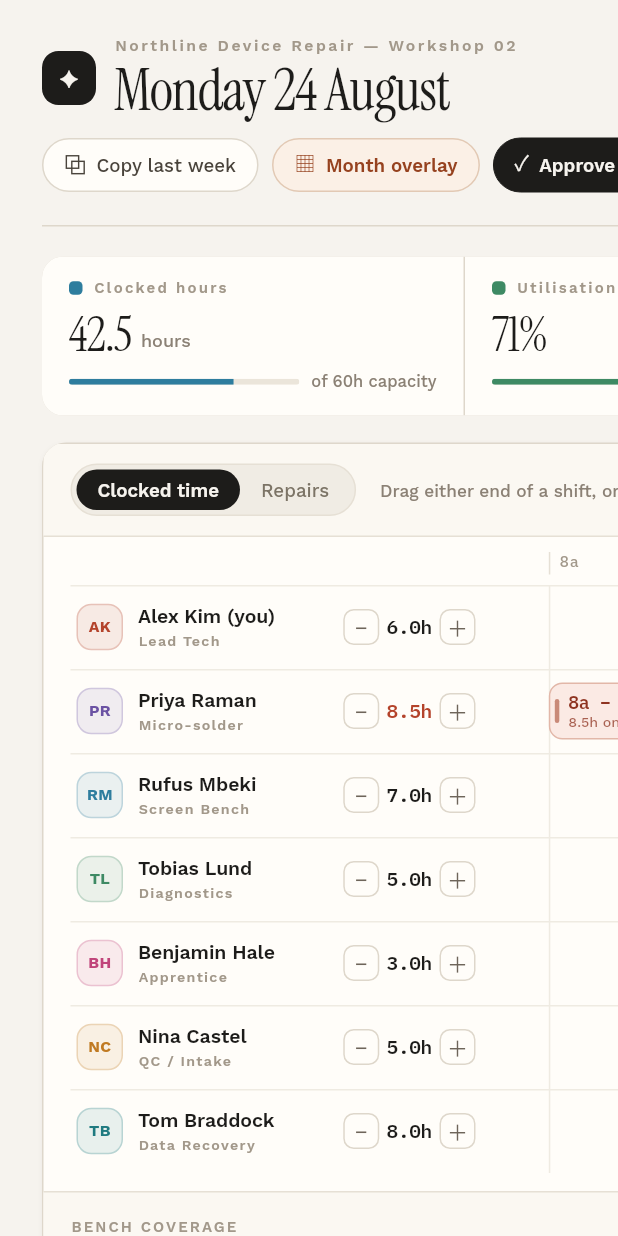
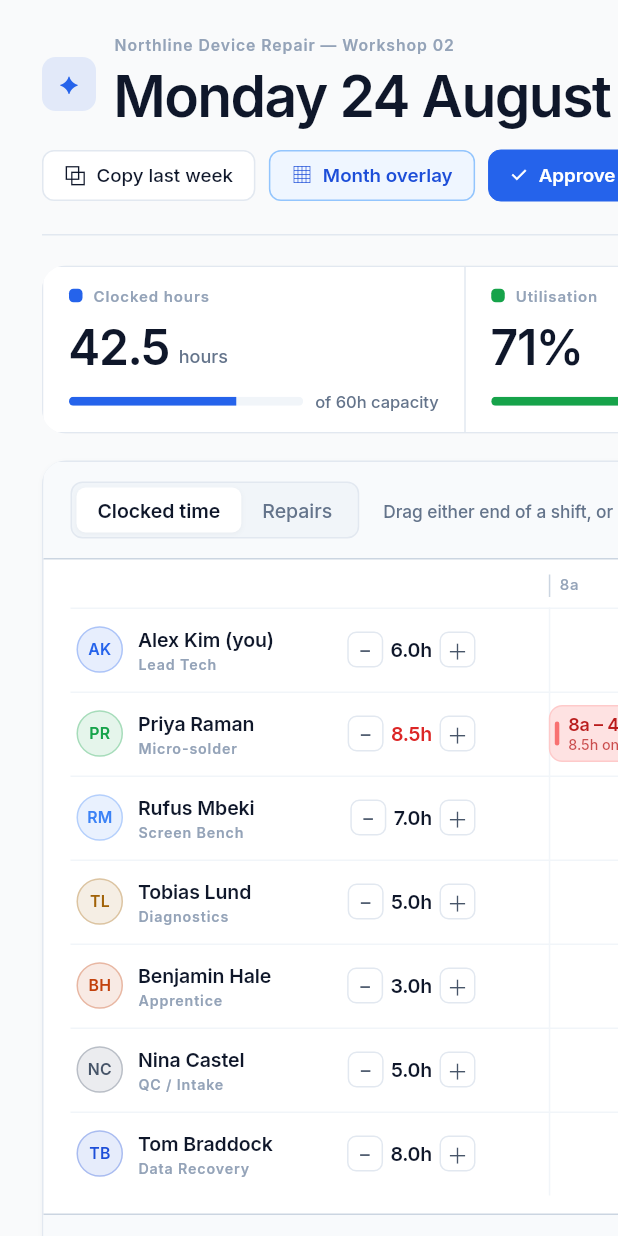
Before and after one commit to daslaller/Scheduler, a Flutter app: the screen it shows after launch, on a phone screen of 412 x 824 dp. Run offline on Flutter 3.47's test engine with Material 3 defaults, Android fonts, the phone set to English and light mode, and no system bars.

Commit message:
Restyle Workbench scheduler with Rail light tokens
Keep the calendar layout; switch to Inter, RepairX blue-on-slate
surfaces, hairline cards, and the shared status ramp. Overtime uses
error red — brand purple stays reserved for AI.

Co-authored-by: daslaller <daslaller@gmail.com>

```diff
--- a/lib/main.dart
+++ b/lib/main.dart
@@ -20,15 +20,15 @@ class NorthlineApp extends StatelessWidget {
         useMaterial3: true,
         scaffoldBackgroundColor: Wb.page,
         colorScheme: const ColorScheme.light(
-          primary: Wb.ink,
-          onPrimary: Wb.page,
+          primary: Wb.primary,
+          onPrimary: Wb.onPrimary,
           surface: Wb.cream,
           onSurface: Wb.ink,
         ),
         fontFamily: Wb.sans,
         snackBarTheme: SnackBarThemeData(
           backgroundColor: Wb.ink,
-          contentTextStyle: Wb.ui(size: 13, color: Wb.page),
+          contentTextStyle: Wb.ui(size: 13, color: Wb.onPrimary),
         ),
       ),
       home: const WorkbenchPage(),
--- a/lib/models.dart
+++ b/lib/models.dart
@@ -141,7 +141,7 @@ const workers = [
     role: 'Lead Tech',
     initial: 'AK',
     cert: 'Board L3',
-    tint: Color(0xFFB4432B),
+    tint: Wb.primary,
     clockIn: 13,
     clockOut: 19,
     breakAt: 16,
@@ -151,7 +151,7 @@ const workers = [
     role: 'Micro-solder',
     initial: 'PR',
     cert: 'IPC-7711',
-    tint: Color(0xFF6B52A3),
+    tint: Wb.forest,
     clockIn: 8,
     clockOut: 16.5,
     breakAt: 12,
@@ -161,7 +161,7 @@ const workers = [
     role: 'Screen Bench',
     initial: 'RM',
     cert: 'OEM Cert',
-    tint: Color(0xFF2E7D9E),
+    tint: Wb.info,
     clockIn: 10,
     clockOut: 17,
     breakAt: 13,
@@ -171,7 +171,7 @@ const workers = [
     role: 'Diagnostics',
     initial: 'TL',
     cert: 'Level 2',
-    tint: Color(0xFF3E8A64),
+    tint: Wb.toneWarningFg,
     clockIn: 12,
     clockOut: 17,
     breakAt: 14.5,
@@ -181,7 +181,7 @@ const workers = [
     role: 'Apprentice',
     initial: 'BH',
     cert: 'Year 2',
-    tint: Color(0xFFC0447A),
+    tint: Wb.gold,
     clockIn: 10,
     clockOut: 13,
     breakAt: 0,
@@ -191,7 +191,7 @@ const workers = [
     role: 'QC / Intake',
     initial: 'NC',
     cert: 'QA Lead',
-    tint: Color(0xFFC07A22),
+    tint: Wb.muted3,
     clockIn: 9,
     clockOut: 14,
     breakAt: 11.5,
@@ -201,7 +201,7 @@ const workers = [
     role: 'Data Recovery',
     initial: 'TB',
     cert: 'Chip-off',
-    tint: Color(0xFF1F7A80),
+    tint: Wb.toneInfoFg,
     clockIn: 11,
     clockOut: 19,
     breakAt: 15,
--- a/lib/theme.dart
+++ b/lib/theme.dart
@@ -1,75 +1,106 @@
 import 'package:flutter/material.dart';
 
-/// Workbench palette from the Schedule Calendar UI mockup.
+/// Rail (RepairX) light tokens, mapped onto the existing Workbench layout names.
+/// Purple (`--rx-accent`) is reserved for AI and is not used here.
 abstract final class Wb {
-  static const page = Color(0xFFF6F3EE);
-  static const ink = Color(0xFF1D1C1A);
-  static const cream = Color(0xFFFFFDF9);
-  static const cream2 = Color(0xFFFBF8F2);
-  static const wash = Color(0xFFF0ECE4);
-  static const line = Color(0xFFDED7CB);
-  static const line2 = Color(0xFFE6E0D5);
-  static const hair = Color(0xFFEFEBE2);
-  static const track = Color(0xFFEBE5DA);
-  static const muted = Color(0xFFA2988A);
-  static const muted2 = Color(0xFF8B8175);
-  static const muted3 = Color(0xFF6E655A);
-  static const body = Color(0xFF4A443C);
-  static const tabOff = Color(0xFF7C7466);
-  static const closed = Color(0xFFC4BCAE);
-  static const closed2 = Color(0xFFCDC5B8);
-  static const emptyDay = Color(0xFFF7F4EE);
+  static const page = Color(0xFFF9FAFB);
+  static const ink = Color(0xFF0F172A);
+  static const cream = Color(0xFFFFFFFF);
+  static const cream2 = Color(0xFFF8FAFC);
+  static const wash = Color(0xFFF1F5F9);
+  static const line = Color(0xFFE2E8F0);
+  static const line2 = Color(0xFFCBD5E1);
+  static const hair = Color(0xFFF1F5F9);
+  static const track = Color(0xFFE2E8F0);
+  static const muted = Color(0xFF94A3B8);
+  static const muted2 = Color(0xFF64748B);
+  static const muted3 = Color(0xFF475569);
+  static const body = Color(0xFF475569);
+  static const tabOff = Color(0xFF64748B);
+  static const closed = Color(0xFF94A3B8);
+  static const closed2 = Color(0xFFCBD5E1);
+  static const emptyDay = Color(0xFFF1F5F9);
 
-  static const accent = Color(0xFFB4432B);
-  static const accentDark = Color(0xFF8E3320);
-  static const accentSoft = Color(0xFFFBEAE4);
-  static const accentBorder = Color(0xFFE2B7A8);
-  static const accentBorder2 = Color(0xFFEBC8BC);
-  static const accentHandle = Color(0xFFC98A78);
-  static const peach = Color(0xFFFBF0E6);
-  static const peachHover = Color(0xFFF6E3D2);
-  static const peachText = Color(0xFF96421F);
-  static const peachBorder = Color(0xFFE2C9B4);
-  static const peachSel = Color(0xFFD9A97F);
-  static const peachHeavy = Color(0xFFEBD3CB);
-  static const dashed = Color(0xFFC9836A);
-  static const coverageRed = Color(0xFFDFA894);
-  static const coverageGreen = Color(0xFF4C9670);
+  static const primary = Color(0xFF2563EB);
+  static const primaryDark = Color(0xFF1D4ED8);
+  static const primarySoft = Color(0xFFEFF6FF);
+  static const primaryMuted = Color(0xFF93C5FD);
+  static const onPrimary = Color(0xFFFFFFFF);
 
-  static const teal = Color(0xFF2E7D9E);
-  static const forest = Color(0xFF3E8A64);
-  static const gold = Color(0xFFC07A22);
-  static const purple = Color(0xFF6B52A3);
-  static const shiftBg = Color(0xFFEAF1EC);
-  static const shiftBd = Color(0xFFBFD6C6);
-  static const shiftFg = Color(0xFF2C5A44);
-  static const shiftHandle = Color(0xFF8FB7A0);
-  static const breakHash = Color(0xFFB9CFC1);
+  /// Overtime / danger — `--rx-error`, not brand purple.
+  static const accent = Color(0xFFDC2626);
+  static const accentDark = Color(0xFFB91C1C);
+  static const accentSoft = Color(0xFFFEE2E2);
+  static const accentBorder = Color(0xFFFECACA);
+  static const accentBorder2 = Color(0xFFFECACA);
+  static const accentHandle = Color(0xFFF87171);
+
+  static const peach = Color(0xFFEFF6FF);
+  static const peachHover = Color(0xFFDBEAFE);
+  static const peachText = Color(0xFF1D4ED8);
+  static const peachBorder = Color(0xFF93C5FD);
+  static const peachSel = Color(0xFF2563EB);
+  static const peachHeavy = Color(0xFFDBEAFE);
+
+  static const dashed = Color(0xFFDC2626);
+  static const coverageRed = Color(0xFFFCA5A5);
+  static const coverageGreen = Color(0xFF16A34A);
+
+  static const teal = Color(0xFF2563EB);
+  static const info = Color(0xFF3B82F6);
+  static const forest = Color(0xFF16A34A);
+  static const gold = Color(0xFFC2410C);
+  static const purple = Color(0xFF1D4ED8);
+
+  static const shiftBg = Color(0xFFDCFCE7);
+  static const shiftBd = Color(0xFFBBF7D0);
+  static const shiftFg = Color(0xFF15803D);
+  static const shiftHandle = Color(0xFF16A34A);
+  static const breakHash = Color(0xFF86EFAC);
+
+  static const toneSuccessBg = Color(0xFFDCFCE7);
+  static const toneSuccessFg = Color(0xFF15803D);
+  static const toneInfoBg = Color(0xFFDBEAFE);
+  static const toneInfoFg = Color(0xFF1D4ED8);
+  static const toneNeutralBg = Color(0xFFF1F5F9);
+  static const toneNeutralFg = Color(0xFF334155);
+  static const toneActiveFg = Color(0xFFC2410C);
+  static const toneActiveBg = Color(0xFFFFEDD5);
+  static const toneWarningFg = Color(0xFFA16207);
+  static const toneWarningBg = Color(0xFFFEF9C3);
 
   static const double headWidth = 284;
   static const double pad = 18;
   static const double rowH = 56;
 
-  static const sans = 'Work Sans';
-  static const serif = 'Instrument Serif';
-  static const mono = 'IBM Plex Mono';
+  static const double rXs = 4;
+  static const double rSm = 6;
+  static const double rMd = 8;
+  static const double rLg = 12;
+  static const double rXl = 16;
 
-  static TextStyle kicker({double size = 10.5, double tracking = 0.16}) => TextStyle(
+  static const sans = 'Inter';
+  static const serif = 'Inter';
+  static const mono = 'Inter';
+
+  static const scrim = Color(0x660F172A);
+
+  static TextStyle kicker({double size = 10.5, double tracking = 0.06}) => TextStyle(
         fontFamily: sans,
         fontSize: size,
         fontWeight: FontWeight.w600,
-        letterSpacing: size * tracking,
+        letterSpacing: size * 0.06,
         color: muted,
         height: 1.2,
       );
 
-  static TextStyle display(double size, {Color? color, FontWeight weight = FontWeight.w400}) =>
+  static TextStyle display(double size, {Color? color, FontWeight weight = FontWeight.w600}) =>
       TextStyle(
-        fontFamily: serif,
+        fontFamily: sans,
         fontSize: size,
         fontWeight: weight,
-        height: 1.04,
-        letterSpacing: size * -0.02,
+        height: 1.25,
+        letterSpacing: size * -0.028,
         color: color ?? ink,
       );
 
@@ -78,14 +109,14 @@ abstract final class Wb {
     FontWeight weight = FontWeight.w500,
     Color? color,
     double? tracking,
-    double height = 1.2,
+    double height = 1.375,
   }) =>
       TextStyle(
         fontFamily: sans,
         fontSize: size,
         fontWeight: weight,
         color: color ?? ink,
-        letterSpacing: tracking ?? 0,
+        letterSpacing: tracking ?? -0.014,
         height: height,
       );
 
@@ -93,19 +124,24 @@ abstract final class Wb {
     double size = 13,
     FontWeight weight = FontWeight.w600,
     Color? color,
-    double tracking = -0.02,
+    double tracking = -0.014,
   }) =>
       TextStyle(
-        fontFamily: mono,
+        fontFamily: sans,
         fontSize: size,
         fontWeight: weight,
         color: color ?? ink,
         letterSpacing: size * tracking,
-        height: 1.15,
+        height: 1.25,
       );
 
   static List<BoxShadow> get cardShadow => const [
-        BoxShadow(color: Color(0x0D1D1C1A), offset: Offset(0, 1), blurRadius: 2),
+        BoxShadow(color: Color(0x0A0F172A), offset: Offset(0, 1), blurRadius: 2),
+      ];
+
+  static List<BoxShadow> get overlayShadow => const [
+        BoxShadow(color: Color(0x1F0F172A), offset: Offset(0, 20), blurRadius: 25),
+        BoxShadow(color: Color(0x1A0F172A), offset: Offset(0, 8), blurRadius: 10),
       ];
 }
 
@@ -124,37 +160,37 @@ class JobTone {
 abstract final class JobTones {
   static const screen = JobTone(
     label: 'Screen',
-    fg: Color(0xFF1F5E7A),
-    bg: Color(0xFFE4F0F5),
-    bd: Color(0xFFBFDCE7),
-    rail: Color(0xFF2E7D9E),
+    fg: Color(0xFF1D4ED8),
+    bg: Color(0xFFDBEAFE),
+    bd: Color(0xFF93C5FD),
+    rail: Color(0xFF3B82F6),
   );
   static const battery = JobTone(
     label: 'Battery',
-    fg: Color(0xFF2C6047),
-    bg: Color(0xFFE5F1E9),
-    bd: Color(0xFFC4E0CF),
-    rail: Color(0xFF3E8A64),
+    fg: Color(0xFF15803D),
+    bg: Color(0xFFDCFCE7),
+    bd: Color(0xFFBBF7D0),
+    rail: Color(0xFF16A34A),
   );
   static const board = JobTone(
     label: 'Board-level',
-    fg: Color(0xFF4C3A73),
-    bg: Color(0xFFEDE8F5),
-    bd: Color(0xFFD6CCE9),
-    rail: Color(0xFF6B52A3),
+    fg: Color(0xFFC2410C),
+    bg: Color(0xFFFFEDD5),
+    bd: Color(0xFFFDBA74),
+    rail: Color(0xFFF97316),
   );
   static const water = JobTone(
     label: 'Water damage',
-    fg: Color(0xFF8A5216),
-    bg: Color(0xFFFBF0DF),
-    bd: Color(0xFFEBD6B4),
-    rail: Color(0xFFC07A22),
+    fg: Color(0xFFA16207),
+    bg: Color(0xFFFEF9C3),
+    bd: Color(0xFFFDE047),
+    rail: Color(0xFFEAB308),
   );
   static const diag = JobTone(
     label: 'Diagnostics',
-    fg: Color(0xFF5C564C),
-    bg: Color(0xFFF0ECE4),
-    bd: Color(0xFFDED7CB),
-    rail: Color(0xFF8B8175),
+    fg: Color(0xFF334155),
+    bg: Color(0xFFF1F5F9),
+    bd: Color(0xFFCBD5E1),
+    rail: Color(0xFF64748B),
   );
 }
--- a/lib/widgets/chrome.dart
+++ b/lib/widgets/chrome.dart
@@ -57,8 +57,8 @@ class WbCircleBtn extends StatelessWidget {
         alignment: Alignment.center,
         decoration: BoxDecoration(
           shape: BoxShape.circle,
-          color: hover ? Wb.ink : Wb.cream,
-          border: Border.all(color: hover ? Wb.ink : Wb.line),
+          color: hover ? Wb.wash : Wb.cream,
+          border: Border.all(color: hover ? Wb.line2 : Wb.line),
         ),
         child: Text(
           glyph,
@@ -66,7 +66,7 @@ class WbCircleBtn extends StatelessWidget {
             fontFamily: Wb.sans,
             fontSize: size > 32 ? 14 : 13,
             height: 1,
-            color: hover ? Wb.cream : Wb.muted3,
+            color: hover ? Wb.ink : Wb.muted3,
           ),
         ),
       ),
@@ -82,7 +82,7 @@ class WbPill extends StatelessWidget {
     this.filled = false,
     this.peach = false,
     this.leading,
-    this.height = 36,
+    this.height = 34,
     this.hPad = 14,
     this.expand = false,
   });
@@ -102,26 +102,26 @@ class WbPill extends StatelessWidget {
         Color fg;
         Color bd;
         if (filled) {
-          bg = hover ? Wb.accent : Wb.ink;
-          fg = Wb.page;
+          bg = hover ? Wb.primaryDark : Wb.primary;
+          fg = Wb.onPrimary;
           bd = bg;
         } else if (peach) {
           bg = hover ? Wb.peachHover : Wb.peach;
           fg = Wb.peachText;
           bd = Wb.peachBorder;
         } else {
-          bg = Wb.cream;
-          fg = Wb.body;
-          bd = hover ? Wb.ink : Wb.line;
+          bg = hover ? Wb.wash : Wb.cream;
+          fg = Wb.ink;
+          bd = hover ? Wb.line2 : Wb.line;
         }
         return AnimatedContainer(
-          duration: const Duration(milliseconds: 140),
+          duration: const Duration(milliseconds: 130),
           height: height,
           width: expand ? double.infinity : null,
           padding: EdgeInsets.symmetric(horizontal: hPad),
           decoration: BoxDecoration(
             color: bg,
-            borderRadius: BorderRadius.circular(height / 2),
+            borderRadius: BorderRadius.circular(Wb.rMd),
             border: Border.all(color: bd, width: filled ? 0 : 1),
           ),
           child: Row(
@@ -171,16 +171,16 @@ class WbAvatar extends StatelessWidget {
       height: size,
       alignment: Alignment.center,
       decoration: BoxDecoration(
-        color: tint.withValues(alpha: 0x1A / 255),
-        border: Border.all(color: tint.withValues(alpha: 0x3D / 255)),
-        borderRadius: BorderRadius.circular(radius ?? size * 0.32),
+        color: tint.withValues(alpha: 0x1C / 255),
+        border: Border.all(color: tint.withValues(alpha: 0x4D / 255)),
+        borderRadius: BorderRadius.circular(radius ?? size / 2),
       ),
       child: Text(
         initial,
         style: TextStyle(
           fontFamily: Wb.sans,
           fontSize: size * 0.34,
-          fontWeight: FontWeight.w700,
+          fontWeight: FontWeight.w600,
           letterSpacing: 0.2,
           color: tint,
           height: 1,
@@ -207,8 +207,8 @@ class SegmentedTabs extends StatelessWidget {
       padding: const EdgeInsets.all(3),
       decoration: BoxDecoration(
         color: Wb.wash,
-        borderRadius: BorderRadius.circular(18),
-        border: Border.all(color: Wb.line2),
+        borderRadius: BorderRadius.circular(Wb.rMd),
+        border: Border.all(color: Wb.line),
       ),
       child: Row(
         mainAxisSize: MainAxisSize.min,
@@ -219,18 +219,19 @@ class SegmentedTabs extends StatelessWidget {
               builder: (_, hover) {
                 final on = i == index;
                 return AnimatedContainer(
-                  duration: const Duration(milliseconds: 140),
+                  duration: const Duration(milliseconds: 130),
                   padding: const EdgeInsets.symmetric(horizontal: 14, vertical: 6),
                   decoration: BoxDecoration(
-                    color: on ? Wb.ink : Colors.transparent,
-                    borderRadius: BorderRadius.circular(15),
+                    color: on ? Wb.cream : Colors.transparent,
+                    borderRadius: BorderRadius.circular(Wb.rSm),
+                    boxShadow: on ? Wb.cardShadow : null,
                   ),
                   child: Text(
                     labels[i],
                     style: Wb.ui(
-                      size: 12.5,
+                      size: 13,
                       weight: on ? FontWeight.w600 : FontWeight.w500,
-                      color: on ? Wb.page : Wb.tabOff,
+                      color: on ? Wb.ink : Wb.tabOff,
                     ),
                   ),
                 );
@@ -300,8 +301,8 @@ class StepperChip extends StatelessWidget {
         alignment: Alignment.center,
         decoration: BoxDecoration(
           color: hover ? Wb.cream2 : Wb.cream,
-          borderRadius: BorderRadius.circular(7),
-          border: Border.all(color: hover ? Wb.ink : Wb.line),
+          borderRadius: BorderRadius.circular(Wb.rSm),
+          border: Border.all(color: hover ? Wb.line2 : Wb.line),
         ),
         child: Text(
           g,
--- a/lib/widgets/month_overlay.dart
+++ b/lib/widgets/month_overlay.dart
@@ -38,7 +38,7 @@ class MonthOverlay extends StatelessWidget {
 
     return Positioned.fill(
       child: Container(
-        color: const Color(0x611D1C1A),
+        color: Wb.scrim,
         child: BackdropFilter(
           filter: ImageFilter.blur(sigmaX: 6, sigmaY: 6),
           child: Padding(
@@ -49,7 +49,7 @@ class MonthOverlay extends StatelessWidget {
                 child: Material(
                   color: Wb.cream,
                   shape: RoundedRectangleBorder(
-                    borderRadius: BorderRadius.circular(20),
+                    borderRadius: BorderRadius.circular(Wb.rXl),
                     side: const BorderSide(color: Wb.line),
                   ),
                   clipBehavior: Clip.antiAlias,
--- a/lib/widgets/tech_sheet.dart
+++ b/lib/widgets/tech_sheet.dart
@@ -32,7 +32,7 @@ class TechSheet extends StatelessWidget {
         Positioned.fill(
           child: GestureDetector(
             onTap: ctrl.closeSheet,
-            child: Container(color: const Color(0x521D1C1A)),
+            child: Container(color: Wb.scrim),
           ),
         ),
         Positioned(
@@ -44,15 +44,13 @@ class TechSheet extends StatelessWidget {
             color: Wb.cream,
             elevation: 0,
             shape: RoundedRectangleBorder(
-              borderRadius: BorderRadius.circular(18),
+              borderRadius: BorderRadius.circular(Wb.rXl),
               side: const BorderSide(color: Wb.line),
             ),
             clipBehavior: Clip.antiAlias,
             child: Container(
               decoration: BoxDecoration(
-                boxShadow: const [
-                  BoxShadow(color: Color(0x381D1C1A), blurRadius: 70, offset: Offset(0, 30)),
-                ],
+                boxShadow: Wb.overlayShadow,
               ),
               child: Column(
                 children: [
@@ -180,7 +178,7 @@ class TechSheet extends StatelessWidget {
                                         color: delta > 0.25
                                             ? Wb.accent
                                             : delta < -0.25
-                                                ? const Color(0xFF2C6047)
+                                                ? Wb.toneSuccessFg
                                                 : Wb.ink,
                                       ),
                                     ),
@@ -330,17 +328,17 @@ class _JobRow extends StatelessWidget {
     final bg = past
         ? Wb.accentSoft
         : st == 'Approved'
-            ? const Color(0xFFE5F1E9)
+            ? Wb.toneSuccessBg
             : st == 'Submitted'
-                ? const Color(0xFFEDE8F5)
-                : const Color(0xFFF0ECE4);
+                ? Wb.toneInfoBg
+                : Wb.toneNeutralBg;
     final fg = past
         ? Wb.accentDark
         : st == 'Approved'
-            ? const Color(0xFF2C6047)
+            ? Wb.toneSuccessFg
             : st == 'Submitted'
-                ? const Color(0xFF4C3A73)
-                : const Color(0xFF5C564C);
+                ? Wb.toneInfoFg
+                : Wb.toneNeutralFg;
 
     return Container(
       padding: const EdgeInsets.symmetric(horizontal: 13, vertical: 12),
@@ -378,7 +376,7 @@ class _JobRow extends StatelessWidget {
               style: TextStyle(
                 fontFamily: Wb.sans,
                 fontSize: 9,
-                fontWeight: FontWeight.w700,
+                fontWeight: FontWeight.w600,
                 letterSpacing: 0.81,
                 color: fg,
               ),
--- a/lib/widgets/timeline.dart
+++ b/lib/widgets/timeline.dart
@@ -205,7 +205,7 @@ class _NowLineState extends State<_NowLine> with SingleTickerProviderStateMixin
                       gradient: LinearGradient(
                         begin: Alignment.topCenter,
                         end: Alignment.bottomCenter,
-                        colors: [Wb.accent, Color(0x1FB4432B)],
+                        colors: [Wb.primary, Color(0x1F2563EB)],
                       ),
                     ),
                   ),
@@ -216,14 +216,14 @@ class _NowLineState extends State<_NowLine> with SingleTickerProviderStateMixin
                   child: Container(
                     padding: const EdgeInsets.symmetric(horizontal: 5, vertical: 2),
                     decoration: BoxDecoration(
-                      color: Wb.accent,
-                      borderRadius: BorderRadius.circular(4),
+                      color: Wb.primary,
+                      borderRadius: BorderRadius.circular(Wb.rXs),
                     ),
                     child: Text(
                       formatHour(kNowHour),
                       style: Wb.code(
                         size: 9,
-                        color: const Color(0xFFFDF3EE),
+                        color: Wb.onPrimary,
                         tracking: 0.03,
                       ),
                     ),
@@ -239,7 +239,7 @@ class _NowLineState extends State<_NowLine> with SingleTickerProviderStateMixin
                     child: Container(
                       width: 8,
                       height: 8,
-                      decoration: const BoxDecoration(color: Wb.accent, shape: BoxShape.circle),
+                      decoration: const BoxDecoration(color: Wb.primary, shape: BoxShape.circle),
                     ),
                   ),
                 ),
@@ -325,7 +325,7 @@ class _TechRow extends StatelessWidget {
                       children: [
                         Text(
                           '${jobs.length} ${jobs.length == 1 ? 'repair' : 'repairs'} · ${appointed.toStringAsFixed(1)}h',
-                          style: Wb.code(size: 12, color: const Color(0xFF3B362F), tracking: -0.01),
+                          style: Wb.code(size: 12, color: Wb.body, tracking: -0.01),
                         ),
                         if (overflow > 0)
                           Text(
@@ -690,9 +690,9 @@ class _JobTrack extends StatelessWidget {
               bottom: 5,
               child: Container(
                 decoration: BoxDecoration(
-                  color: const Color(0xFFF4F0E8),
-                  borderRadius: BorderRadius.circular(10),
-                  border: Border.all(color: const Color(0xFFE2DBCE), style: BorderStyle.solid),
+                  color: Wb.wash,
+                  borderRadius: BorderRadius.circular(Wb.rLg),
+                  border: Border.all(color: Wb.line),
                 ),
               ),
             ),
--- a/lib/workbench_page.dart
+++ b/lib/workbench_page.dart
@@ -37,8 +37,8 @@ class _WorkbenchPageState extends State<WorkbenchPage> {
             backgroundColor: Wb.ink,
             behavior: SnackBarBehavior.floating,
             margin: const EdgeInsets.all(18),
-            shape: RoundedRectangleBorder(borderRadius: BorderRadius.circular(12)),
-            content: Text(msg, style: Wb.ui(size: 13, color: Wb.page)),
+                  shape: RoundedRectangleBorder(borderRadius: BorderRadius.circular(Wb.rLg)),
+            content: Text(msg, style: Wb.ui(size: 13, color: Wb.onPrimary)),
           ),
         );
       });
@@ -124,12 +124,12 @@ class _Header extends StatelessWidget {
                 height: 36,
                 alignment: Alignment.center,
                 decoration: BoxDecoration(
-                  color: Wb.ink,
-                  borderRadius: BorderRadius.circular(11),
+                  color: const Color(0x1C2563EB),
+                  borderRadius: BorderRadius.circular(9),
                 ),
                 child: const Text(
                   '✦',
-                  style: TextStyle(fontSize: 15, color: Wb.page, height: 1),
+                  style: TextStyle(fontSize: 15, color: Wb.primary, height: 1),
                 ),
               ),
               const SizedBox(width: 12),
@@ -204,9 +204,13 @@ class _KpiStrip extends StatelessWidget {
   Widget build(BuildContext context) {
     final stats = ctrl.stats;
     return ClipRRect(
-      borderRadius: BorderRadius.circular(14),
+      borderRadius: BorderRadius.circular(Wb.rXl),
       child: Container(
-        color: Wb.line,
+        decoration: BoxDecoration(
+          color: Wb.cream,
+          border: Border.all(color: Wb.line),
+          boxShadow: Wb.cardShadow,
+        ),
         child: IntrinsicHeight(
           child: Row(
             crossAxisAlignment: CrossAxisAlignment.stretch,
@@ -214,9 +218,11 @@ class _KpiStrip extends StatelessWidget {
               for (var i = 0; i < stats.length; i++)
                 Expanded(
                   child: Container(
-                    color: Wb.cream,
-                    margin: EdgeInsets.only(left: i == 0 ? 0 : 1),
-                    padding: const EdgeInsets.fromLTRB(18, 15, 18, 16),
+                    decoration: BoxDecoration(
+                      color: Wb.cream,
+                      border: i == 0 ? null : const Border(left: BorderSide(color: Wb.line)),
+                    ),
+                    padding: const EdgeInsets.fromLTRB(17, 13, 17, 13),
                     child: _Kpi(stat: stats[i], bar: ctrl.statBarWidth(stats[i])),
                   ),
                 ),
@@ -270,10 +276,10 @@ class _Kpi extends StatelessWidget {
               child: ClipRRect(
                 borderRadius: BorderRadius.circular(3),
                 child: SizedBox(
-                  height: 4,
+                  height: 6,
                   child: LinearProgressIndicator(
                     value: bar,
-                    backgroundColor: Wb.track,
+                    backgroundColor: Wb.wash,
                     color: stat.bar,
                   ),
                 ),
```
Also changed, not shown: pubspec.yaml (+5 -18 lines), assets/fonts/Inter-Bold.ttf (added), assets/fonts/Inter-Medium.ttf (added), assets/fonts/Inter-Regular.ttf (added), assets/fonts/Inter-SemiBold.ttf (added), 2 other files.
